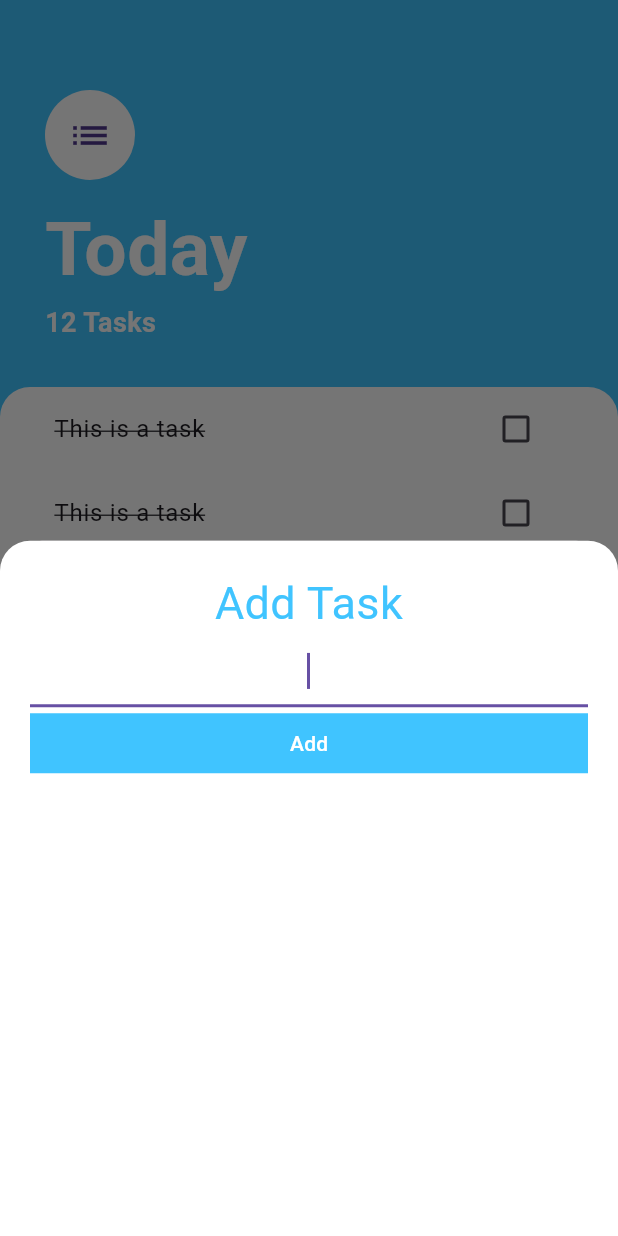
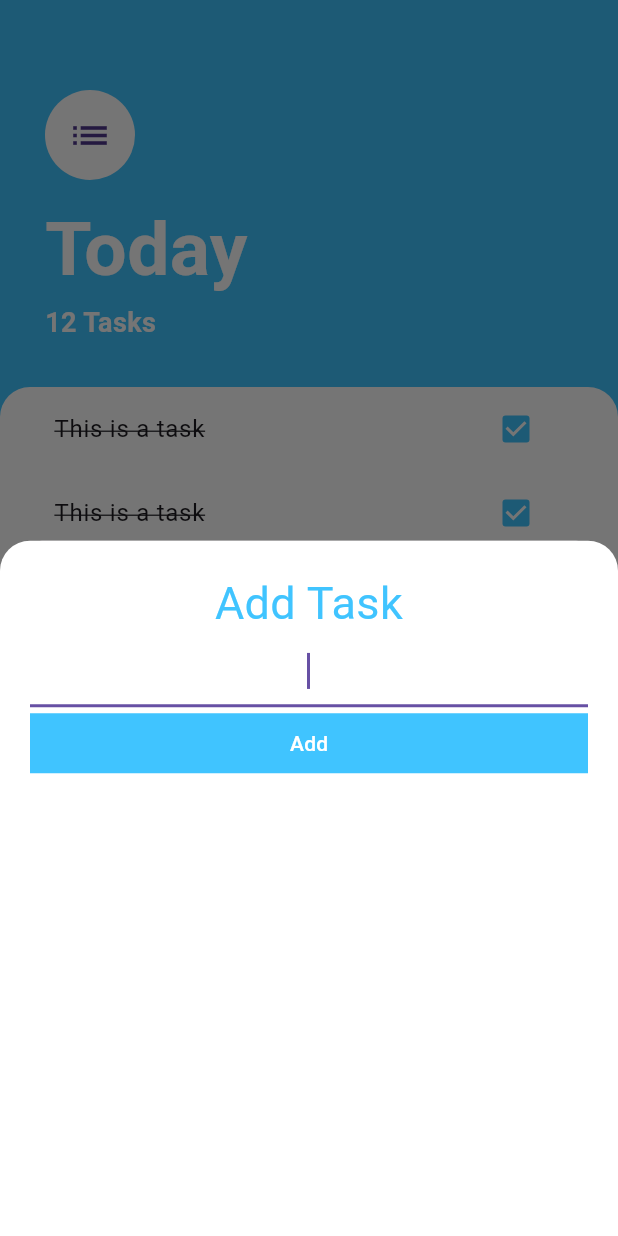
Before and after one commit to nicoleandlilli/todoey_flutter, a Flutter app: the screen it shows after launch, after a tap on the "add" icon, on a phone screen of 412 x 824 dp. Run offline on Flutter 3.47's test engine with Material 3 defaults, Android fonts, the phone set to English and light mode, and no system bars.

Commit message:
给文字添加划掉的横线

```diff
--- a/lib/widgets/task_tile.dart
+++ b/lib/widgets/task_tile.dart
@@ -23,7 +23,12 @@ class TaskTile extends StatefulWidget {
 
 
 class TaskTileState extends State {
-  bool isChecked = false;
+  bool isChecked = true;
+  void checkboxCallback(bool? checkboxState) {
+    setState(() {
+      isChecked = checkboxState!;
+    });
+  }
 
   @override
   Widget build(BuildContext context) {
@@ -31,10 +36,10 @@ class TaskTileState extends State {
       title: Text(
           'This is a task',
               style: TextStyle(
-                decoration: TextDecoration.lineThrough,
+                decoration: isChecked?TextDecoration.lineThrough:null,
               ),
       ),
-      trailing: TaskCheckbox(isChecked),
+      trailing: TaskCheckbox(checkboxState:isChecked,toggleCheckboxState:checkboxCallback),
     );
   }
 }
@@ -42,19 +47,16 @@ class TaskTileState extends State {
 class TaskCheckbox extends StatelessWidget{
 
   final bool checkboxState;
+  final void Function(bool?) toggleCheckboxState;
 
-  TaskCheckbox(this.checkboxState);
+  TaskCheckbox({required this.checkboxState,required this.toggleCheckboxState});
 
   @override
   Widget build(BuildContext context) {
     return Checkbox(
       activeColor: Colors.lightBlueAccent,
       value: checkboxState,
-      onChanged: (bool? newValue) {
-        // setState(() {
-        //   isChecked = newValue!;
-        // });
-      },
+      onChanged:toggleCheckboxState,
     );
   }
 }
```
